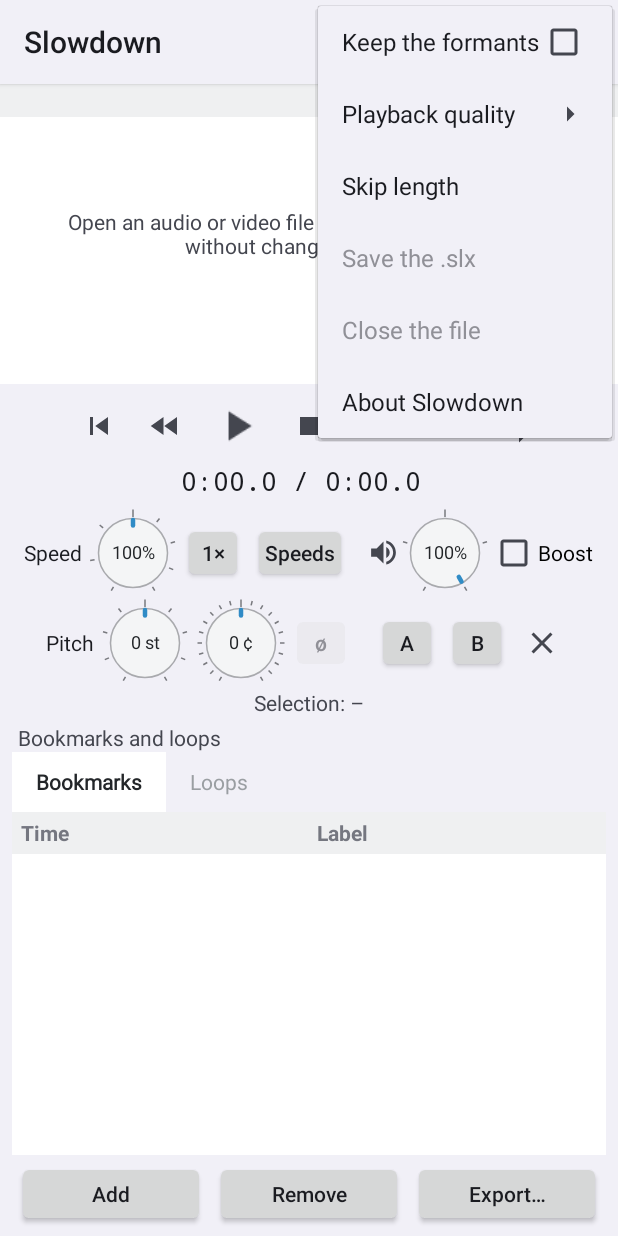
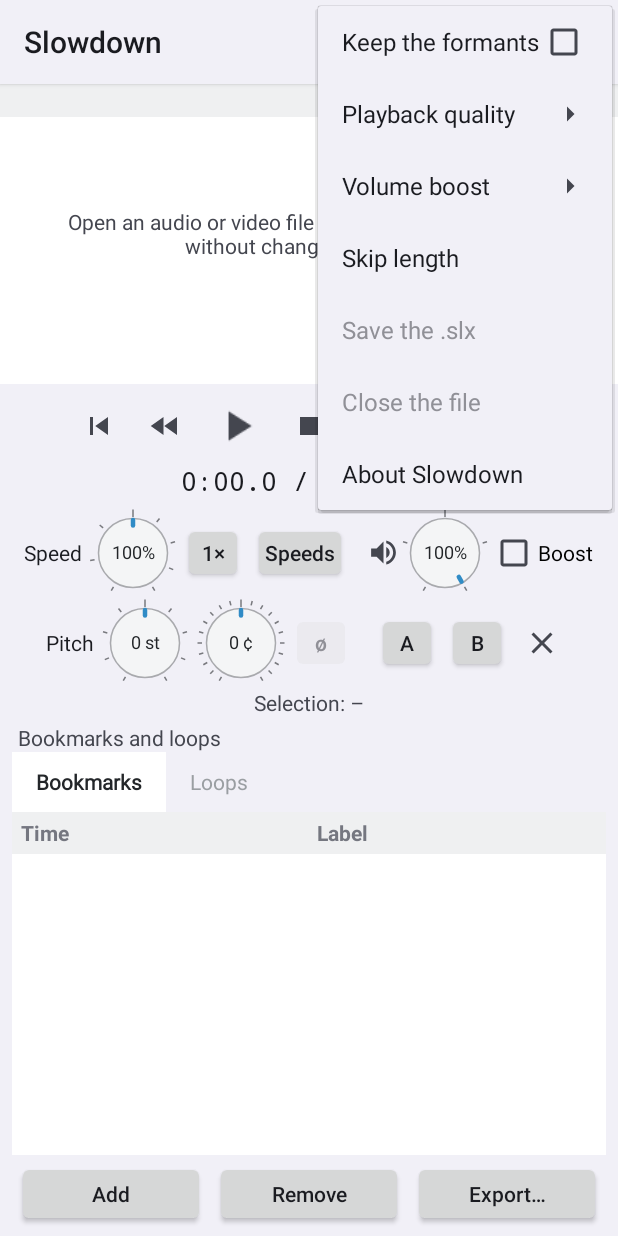
Before and after one commit to nivaca/slowdown-android, an Android app: the screen it shows after launch (MainActivity), with the options menu open, on a phone screen of 412 x 824 dp. Run offline under Robolectric (Android 15) with nearby library versions, the phone set to English and light mode, and no system bars; 2 statements that could not run were skipped.

Commit message:
Volume boost: how much Boost multiplies the sound, chosen in the menu as in py-slowdown's Settings: x1.2, 1.5, 1.8 (at first), 2, 2.5 or 3; the knob's red, the tooltips and the 1.3 volumes follow it; the factors written as the desktop writes them; the test; the READMEs and the descriptions

```diff
--- a/app/src/main/kotlin/io/github/nivaca/slowdown/MainActivity.kt
+++ b/app/src/main/kotlin/io/github/nivaca/slowdown/MainActivity.kt
@@ -226,7 +226,6 @@ class MainActivity : Activity(), WaveformView.Listener {
             prefs.edit().putBoolean("volume_boost", on).apply()
             applyVolume()
         }
-        boost.tooltipText = getString(R.string.boost_hint)
 
         // La altura: semitonos y cents, cada uno con su perilla, 0 arriba
         semitoneKnob.apply {
@@ -424,7 +423,7 @@ class MainActivity : Activity(), WaveformView.Listener {
             if (kept > NORMAL_VOLUME) {
                 // (de py-slowdown 1.3, más fuerte que la grabación: con el refuerzo, lo que suena casi igual)
                 boost.isChecked = true
-                session.volume = minOf(NORMAL_VOLUME, (kept / sqrt(BOOST)).roundToInt())
+                session.volume = minOf(NORMAL_VOLUME, (kept / sqrt(boostFactor())).roundToInt())
             }
         }
         volumeKnob.show(session.volume ?: NORMAL_VOLUME)
@@ -554,13 +553,31 @@ class MainActivity : Activity(), WaveformView.Listener {
         applyVolume()
     }
 
+    // Por cuánto multiplica el sonido el refuerzo: uno de BOOSTS, elegido en el menú (como en py-slowdown)
+    private fun boostFactor(): Double = prefs.getFloat("volume_boost_factor", BOOST.toFloat()).toDouble()
+        .let { saved -> BOOSTS.firstOrNull { kotlin.math.abs(it - saved) < 1e-6 } ?: BOOST }
+
+    private fun setBoostFactor(factor: Double) {
+        prefs.edit().putFloat("volume_boost_factor", factor.toFloat()).apply()
+        applyVolume()
+        updateMenu()
+    }
+
+    private fun gain(value: Int): Double =
+        // Una curva cuadrada (los pasos de la perilla suenan más parejos al oído), por el refuerzo si está puesto
+        (value / 100.0) * (value / 100.0) * (if (boost.isChecked) boostFactor() else 1.0)
+
     private fun applyVolume() {
-        // Una curva cuadrada (los pasos de la perilla suenan más parejos al oído), por 1,5 con el refuerzo
         val value = volumeKnob.value
-        Engine.setVolume((value / 100.0) * (value / 100.0) * (if (boost.isChecked) BOOST else 1.0))
-        // (en rojo desde el primer valor que, con el refuerzo, pasa del sonido de la grabación: 82 %)
-        volumeKnob.warn = if (boost.isChecked) ceil(100 / sqrt(BOOST)).toInt() - 1 else null
-        volumeKnob.tooltipText = getString(R.string.volume_value, value)
+        val factor = boostFactor()
+        Engine.setVolume(gain(value))
+        // (en rojo desde el primer valor que, con el refuerzo, pasa del sonido de la grabación: 75 % con ×1,8)
+        volumeKnob.warn = if (boost.isChecked) ceil(100 / sqrt(factor)).toInt() - 1 else null
+        var tip = getString(R.string.volume_value, value)
+        if (boost.isChecked) tip += " " + getString(R.string.boosted, number(factor))
+        if (gain(value) > 1.0) tip += " " + getString(R.string.louder)
+        volumeKnob.tooltipText = tip + "; " + getString(R.string.volume_home)
+        boost.tooltipText = getString(R.string.boost_hint, number(factor))
     }
 
     private fun showPlaying() {
@@ -884,6 +901,15 @@ class MainActivity : Activity(), WaveformView.Listener {
             else -> R.id.quality_high
         }).isChecked = true
         for (id in listOf(R.id.save, R.id.close)) menu.findItem(id).isEnabled = loaded
+        // El refuerzo: ×1,2 … ×3, el de ahora marcado
+        val boosts = menu.findItem(R.id.boost_factor).subMenu ?: return
+        if (boosts.size() == 0) {
+            BOOSTS.forEachIndexed { i, factor -> boosts.add(BOOST_GROUP, BOOST_ITEM + i, i, "×${number(factor)}") }
+            boosts.setGroupCheckable(BOOST_GROUP, true, true)
+        }
+        val factor = boostFactor()
+        // (solo el de ahora: en un grupo exclusivo, setChecked(false) también marca la opción)
+        boosts.findItem(BOOST_ITEM + BOOSTS.indexOf(factor))?.isChecked = true
     }
 
     override fun onOptionsItemSelected(item: MenuItem): Boolean {
@@ -904,6 +930,7 @@ class MainActivity : Activity(), WaveformView.Listener {
                 Engine.setQuality(quality)
                 updateMenu()
             }
+            in BOOST_ITEM until BOOST_ITEM + BOOSTS.size -> setBoostFactor(BOOSTS[item.itemId - BOOST_ITEM])
             R.id.skip -> {
                 val choices = intArrayOf(1, 2, 3, 5, 10, 15, 30, 60)
                 AlertDialog.Builder(this)
@@ -1018,7 +1045,14 @@ class MainActivity : Activity(), WaveformView.Listener {
         private const val EXPORT = 2
         const val SPEED_STEP = 0.05
         const val NORMAL_VOLUME = 100  // por ciento: el sonido de la grabación, lo más que da la perilla
-        const val BOOST = 1.5  // el refuerzo multiplica el sonido, sin que la perilla cambie de número
+        val BOOSTS = listOf(1.2, 1.5, 1.8, 2.0, 2.5, 3.0)  // por cuánto puede multiplicar el sonido el refuerzo
+        const val BOOST = 1.8  // el de siempre; la perilla no cambia de número
+        private const val BOOST_GROUP = 10
+        private const val BOOST_ITEM = 100
+
+        /** VALUE as the language of the phone writes it (1,8 in Spanish), without needless decimals. */
+        fun number(value: Double, locale: java.util.Locale = java.util.Locale.getDefault()): String =
+            java.text.NumberFormat.getNumberInstance(locale).apply { maximumFractionDigits = 2 }.format(value)
         const val MAX_CENTS = 50
         const val SEMITONE_TICK = 3
         const val CENT_TICK = 5
--- a/app/src/main/res/menu/main.xml
+++ b/app/src/main/res/menu/main.xml
@@ -12,6 +12,11 @@
             </group>
         </menu>
     </item>
+    <!-- Por cuánto multiplica el sonido el refuerzo (los mismos que py-slowdown); las opciones se ponen en
+         MainActivity -->
+    <item android:id="@+id/boost_factor" android:title="@string/volume_boost">
+        <menu />
+    </item>
     <item android:id="@+id/skip" android:title="@string/skip_length" />
     <item android:id="@+id/save" android:title="@string/save_slx" />
     <item android:id="@+id/close" android:title="@string/close" />
--- a/app/src/main/res/values/strings.xml
+++ b/app/src/main/res/values/strings.xml
@@ -59,7 +59,7 @@
     <string name="volume">Volume</string>
     <string name="volume_value">Volume: %1$d%%</string>
     <string name="boost">Boost</string>
-    <string name="boost_hint">Volume boost: the sound times 1.5, louder than the recording (it may distort); the knob keeps its number</string>
+    <string name="boost_hint">Volume boost: the sound times %1$s, louder than the recording (it may distort); the knob keeps its number. The menu ⋮ &gt; Volume boost changes how much</string>
     <string name="position_length">Position / length</string>
     <string name="bookmarks_and_loops">Bookmarks and loops</string>
     <string name="time">Time</string>
@@ -70,4 +70,8 @@
     <string name="semitones">Semitones</string>
     <string name="st">\u0020st</string>
     <string name="selection_none">Selection: –</string>
+    <string name="volume_boost">Volume boost</string>
+    <string name="boosted">(boosted: the sound times %1$s)</string>
+    <string name="louder">(louder than the recording: it may distort)</string>
+    <string name="volume_home">a double tap goes back to 100%%</string>
 </resources>
```
Also changed, not shown: 6 other files.
